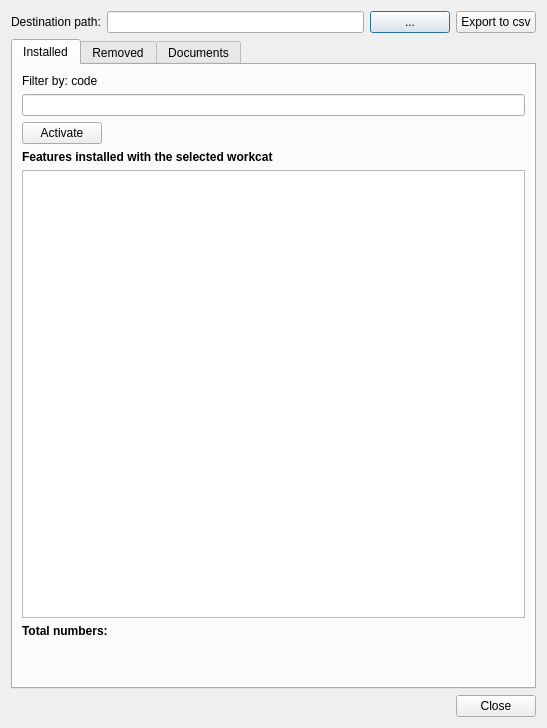
Giswater/giswater_qgis_plugin, file core/ui/toolbars/basic/search_workcat.ui: the form before one commit.
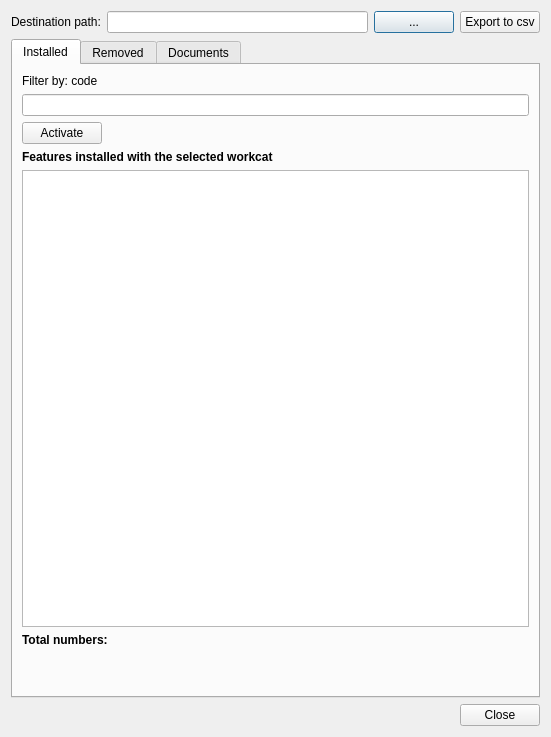
The form after the commit. Icons and pictures are not drawn.

Commit message: fix(document): show messages in the dialog

What changed in the file:
```diff
--- a/core/ui/toolbars/basic/search_workcat.ui
+++ b/core/ui/toolbars/basic/search_workcat.ui
@@ -6,8 +6,8 @@
    <rect>
     <x>0</x>
     <y>0</y>
-    <width>547</width>
-    <height>728</height>
+    <width>551</width>
+    <height>737</height>
    </rect>
   </property>
   <property name="sizePolicy">
@@ -19,8 +19,8 @@
   <property name="windowTitle">
    <string>Workcat search</string>
   </property>
-  <layout class="QVBoxLayout" name="verticalLayout">
-   <item>
+  <layout class="QGridLayout" name="gridLayout_6">
+   <item row="0" column="0">
     <layout class="QHBoxLayout" name="horizontalLayout">
      <item>
       <widget class="QLabel" name="lbl_destination_path">
@@ -48,7 +48,7 @@
      </item>
     </layout>
    </item>
-   <item>
+   <item row="1" column="0">
     <widget class="QTabWidget" name="tabWidget">
      <property name="currentIndex">
       <number>0</number>
@@ -380,7 +380,7 @@
      </widget>
     </widget>
    </item>
-   <item>
+   <item row="2" column="0">
     <layout class="QHBoxLayout" name="horizontalLayout_2">
      <item>
       <spacer name="horizontalSpacer">
```
The commit also changes 1 other file.
